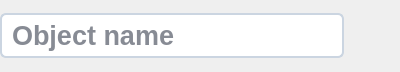
First picture: the form in papyri/ui/object_title_bar.ui, repository cceh/byzanz-capture, before the edit.
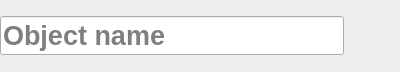
Second picture: the form after the edit. Icons and pictures are not drawn.

Patch:
```diff
--- a/papyri/ui/object_title_bar.ui
+++ b/papyri/ui/object_title_bar.ui
@@ -16,24 +16,7 @@
     <verstretch>0</verstretch>
    </sizepolicy>
   </property>
-  <property name="styleSheet">
-   <string notr="true">#nameField {
-    background: white;
-    color: #0f172a;
-    border: 1.5px solid #cbd5e1;
-    border-radius: 6px;
-    padding: 4px 8px;
-}
-#nameField:focus {
-    border-color: #3b82f6;
-    outline: none;
-}
-#nameField[readOnly=&quot;true&quot;] {
-    background: transparent;
-    border: 1.5px solid transparent;
-    text-decoration: underline;
-}</string>
-  </property>
+  <!-- #nameField QSS lives in papyri/ui/app.qss — installed app-wide. -->
   <layout class="QVBoxLayout" name="outerLayout">
    <property name="spacing">
     <number>4</number>
```
